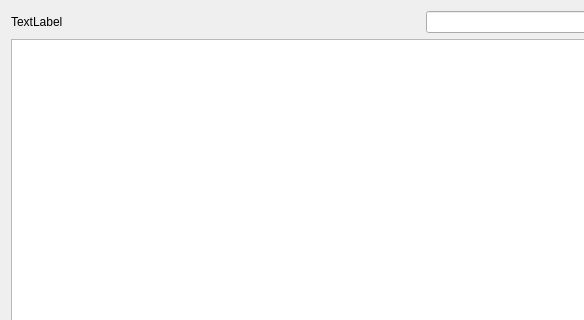
The window that Libs/DICOM/Widgets/Resources/UI/ctkDICOMTableView.ui (commontk/CTK) describes before a commit, drawn with Qt 5; both pictures show x 0 to 584 and y 0 to 320 of the 794 by 462 pixel window.
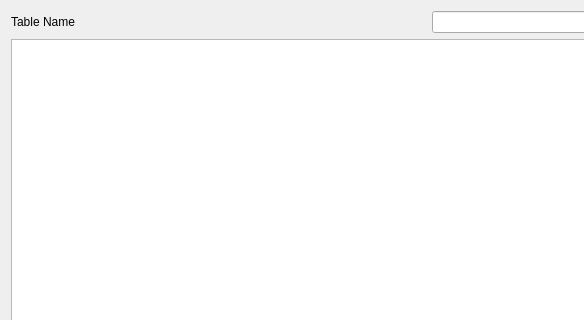
The same window after the commit. Custom widgets are drawn as their Qt base class.

What changed in the file:
```diff
--- a/Libs/DICOM/Widgets/Resources/UI/ctkDICOMTableView.ui
+++ b/Libs/DICOM/Widgets/Resources/UI/ctkDICOMTableView.ui
@@ -19,7 +19,7 @@
      <item>
       <widget class="QLabel" name="lblTableName">
        <property name="text">
-        <string>TextLabel</string>
+        <string>Table Name</string>
        </property>
       </widget>
      </item>
```
Left out of the diff: 2 changed lines with no effect on the pictures.
